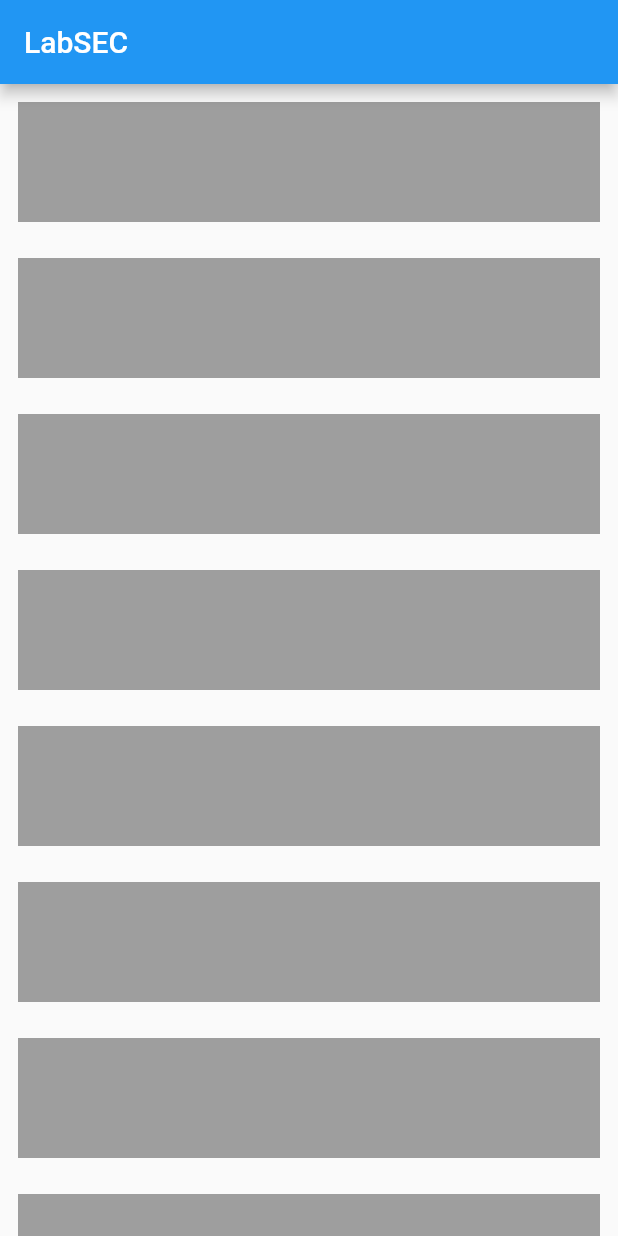
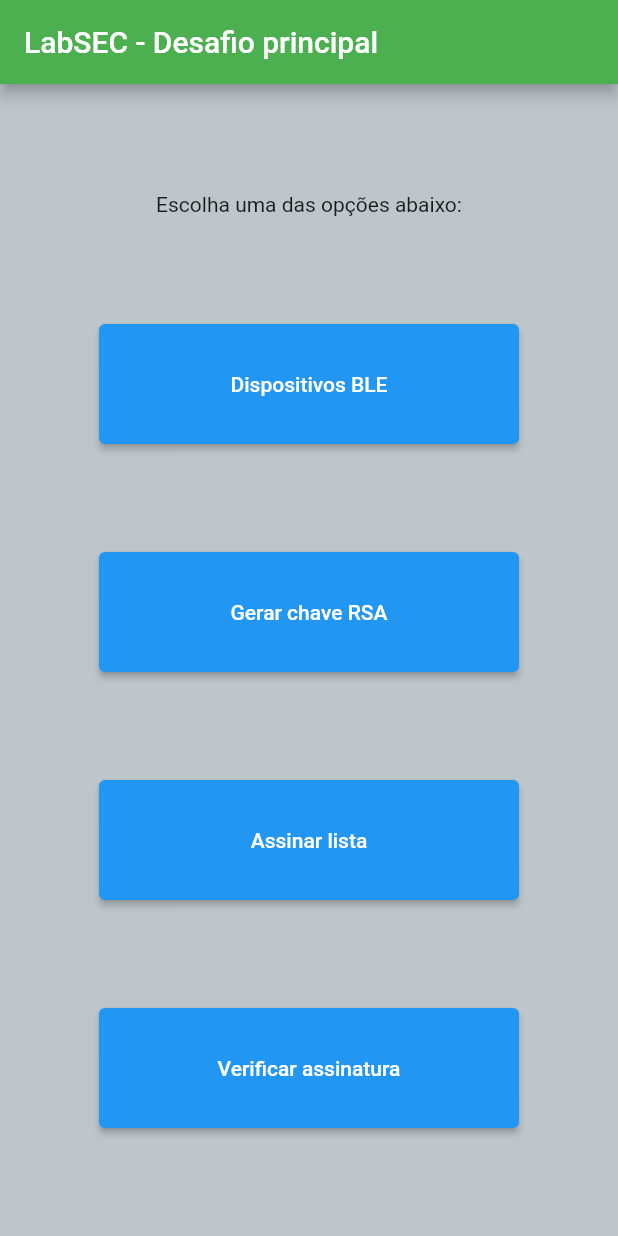
Before and after one commit to victorrgouvea/Processo-Seletivo-LabSEC, a Flutter app: the screen it shows after launch, on a phone screen of 412 x 824 dp. Run offline on Flutter 3.47's test engine with Material 2 defaults, Android fonts, the light colour scheme and no system bars.

Commit message:
Add botões homepage

```diff
--- a/Desafio principal/desafio_final_labsec/lib/homepage.dart
+++ b/Desafio principal/desafio_final_labsec/lib/homepage.dart
@@ -1,4 +1,3 @@
-import 'package:desafio_final_labsec/homecontroller.dart';
 import 'package:flutter/material.dart';
 
 class HomePage extends StatefulWidget {
@@ -9,27 +8,70 @@ class HomePage extends StatefulWidget {
 }
 
 class _HomePageState extends State<HomePage> {
-  var counter = 0;
 
   @override
   Widget build(BuildContext context) {
     return Scaffold(
       appBar: AppBar(
-        title: Text('LabSEC'),
+        title: const Text('LabSEC - Desafio principal'),
+        backgroundColor: Colors.green,
       ),
-      body: SizedBox(
-          width: double.infinity,
-          height: double.infinity,
-          child: ListView.builder(
-            itemCount: 10,
-            itemBuilder: (context, index) {
-              return Container(
-                height: 80,
-                margin: const EdgeInsets.all(12),
-                color: Colors.grey,
-              );
-            },
-          )),
+      backgroundColor: const Color.fromARGB(255, 188, 198, 203),
+      body: Center(
+        child: Column(
+          mainAxisAlignment: MainAxisAlignment.spaceEvenly,
+          children: [
+            const Text('Escolha uma das opções abaixo:'),
+            ElevatedButton(
+              style: ElevatedButton.styleFrom(minimumSize: const Size(280, 80)),
+              onPressed: () {
+                print('BLE');
+              },
+              child: const Text('Dispositivos BLE'),
+            ),
+            ElevatedButton(
+              style: ElevatedButton.styleFrom(minimumSize: const Size(280, 80)),
+              onPressed: () {
+                print('RSA');
+              },
+              child: const Text('Gerar chave RSA'),
+            ),
+            ElevatedButton(
+              style: ElevatedButton.styleFrom(minimumSize: const Size(280, 80)),
+              onPressed: () {
+                print('assinar');
+              },
+              child: const Text('Assinar lista'),
+            ),
+            ElevatedButton(
+              style: ElevatedButton.styleFrom(minimumSize: const Size(280, 80)),
+              onPressed: () {
+                print('verificar');
+              },
+              child: const Text('Verificar assinatura'),
+            )
+          ],
+        ),
+      ),
     );
   }
 }
+
+
+/* body: SizedBox(
+          child: Column(
+        mainAxisAlignment: MainAxisAlignment.spaceEvenly,
+        children: [
+          Container(
+            margin: EdgeInsets.all(20),
+            child: ElevatedButton(
+                style: ElevatedButton.styleFrom(
+                    minimumSize: Size(50, 80),
+                    textStyle: TextStyle(fontSize: 28)),
+                onPressed: () {
+                  print('oioioioioi');
+                },
+                child: const Text('Dispositivos BLE')),
+          )
+        ],
+      )), */
--- a/Desafio principal/desafio_final_labsec/lib/myapp.dart
+++ b/Desafio principal/desafio_final_labsec/lib/myapp.dart
@@ -1,4 +1,3 @@
-import 'package:desafio_final_labsec/homecontroller.dart';
 import 'package:flutter/material.dart';
 import 'homepage.dart';
 
```
